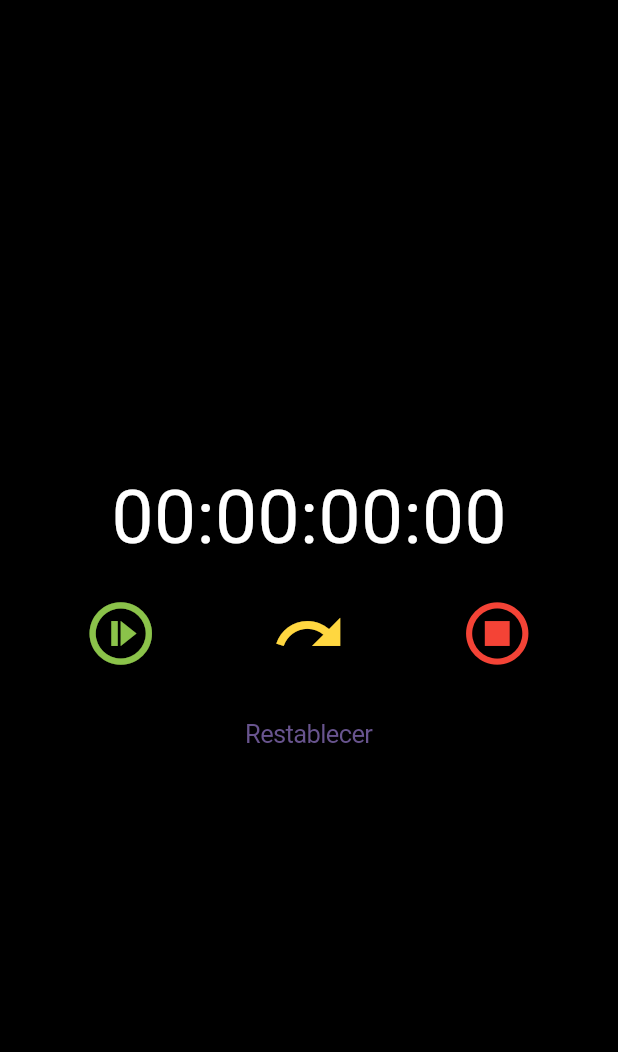
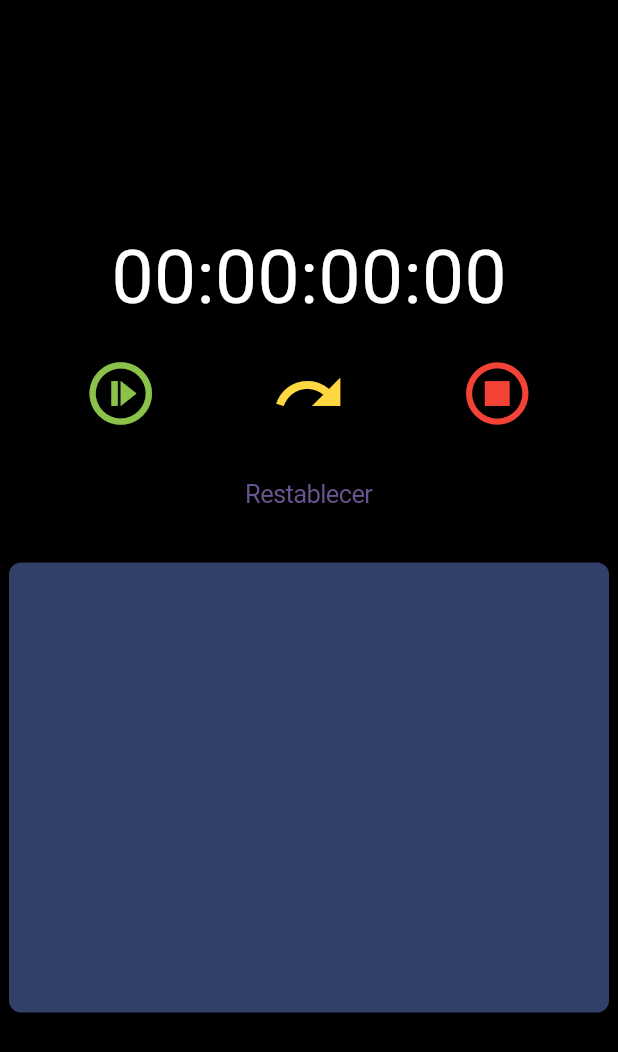
Before and after one commit to Nerovelic/app_cronometro, a Flutter app: the screen it shows after launch, on a phone screen of 412 x 824 dp. Shown: the top 1052 px of the screen. Run offline on Flutter 3.47's test engine with Material 2 defaults, Android fonts, the light colour scheme and no system bars.

Commit message:
funcionalidad del boton vueltas "flecha amarilla", como tambien añadido el container en forma de lista de las vueltas del cronometro

```diff
--- a/lib/cronometer.dart
+++ b/lib/cronometer.dart
@@ -14,6 +14,7 @@ class _CronometerState extends State<Cronometer> {
   int milisegundos = 0;
   bool estaCorriendo = false;
   late Timer timer;
+  List laps = [];
   void iniciarCronometro(){
     if (!estaCorriendo) {
       timer = Timer.periodic(const Duration(milliseconds: 10), (timer) {
@@ -40,7 +41,10 @@ class _CronometerState extends State<Cronometer> {
   }
 
   void vueltaCronometro(){
-
+    String lap = formatearTiempo();
+    setState(() {
+      laps.add(lap);
+    });
   }
 
   String formatearTiempo(){
@@ -80,7 +84,33 @@ class _CronometerState extends State<Cronometer> {
             CupertinoButton(onPressed: detenerCronometro, child: const Icon(Icons.stop_circle_outlined, size: 50, color: Colors.red,))
           ],
         ),
-        CupertinoButton(onPressed: reiniciarCronometro, child: const Text("Restablecer"),)
+        CupertinoButton(onPressed: reiniciarCronometro, child: const Text("Restablecer"),),
+        const SizedBox(
+          height: 20.0,
+        ),
+        Container(
+          height: 300,
+          width: 400,
+          decoration: BoxDecoration(
+            color: const Color(0xFF323F68),
+            borderRadius: BorderRadius.circular(8.0)
+          ),
+          child: ListView.builder(
+            itemCount: laps.length,
+            itemBuilder: (context,index){
+              return Padding(
+                padding: const EdgeInsets.all(16.0),
+                child: Row(
+                  mainAxisAlignment: MainAxisAlignment.spaceBetween,
+                  children: [
+                    Text("Lap Nº ${index + 1}",style: const TextStyle(color: Colors.white, fontSize: 16.0),),
+                    Text("${laps[index]}",style: const TextStyle(color: Colors.white, fontSize: 16.0),)
+                  ],
+                ),
+              );
+            },
+          ),
+        ),
       ],
     );
   }
```
